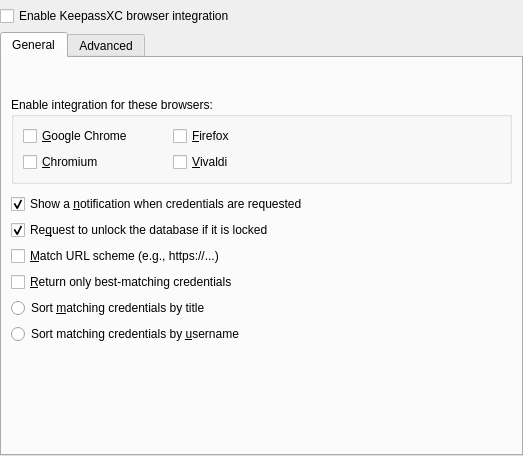
The window that src/browser/BrowserOptionDialog.ui (keepassxreboot/keepassxc) describes before a commit, drawn with Qt 5.
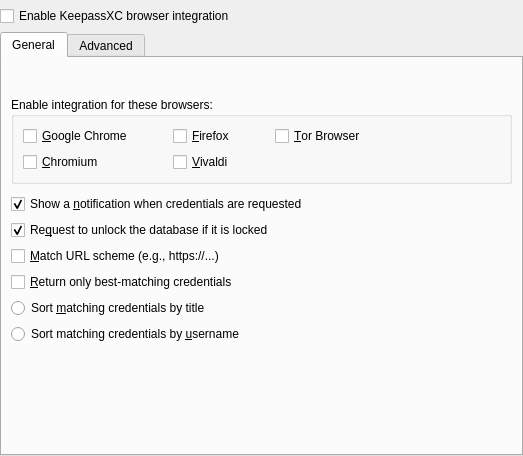
The same window after the commit. Custom widgets are drawn as their Qt base class.

Commit message:
Added Linux, MacOS, and Windows support for Tor Browser. (#2387)
Add path for native-messaging-hosts on Linux, Windows, and macOS for Tor Browser

What changed in the file:
```diff
--- a/src/browser/BrowserOptionDialog.ui
+++ b/src/browser/BrowserOptionDialog.ui
@@ -88,6 +88,19 @@
           <property name="horizontalSpacing">
            <number>40</number>
           </property>
+          <item row="0" column="3">
+           <spacer name="horizontalSpacer">
+            <property name="orientation">
+             <enum>Qt::Horizontal</enum>
+            </property>
+            <property name="sizeHint" stdset="0">
+             <size>
+              <width>179</width>
+              <height>20</height>
+             </size>
+            </property>
+           </spacer>
+          </item>
           <item row="0" column="0">
            <widget class="QCheckBox" name="chromeSupport">
             <property name="text">
@@ -108,19 +121,6 @@
             </property>
            </widget>
           </item>
-          <item row="0" column="2">
-           <spacer name="horizontalSpacer">
-            <property name="orientation">
-             <enum>Qt::Horizontal</enum>
-            </property>
-            <property name="sizeHint" stdset="0">
-             <size>
-              <width>179</width>
-              <height>20</height>
-             </size>
-            </property>
-           </spacer>
-          </item>
           <item row="1" column="0">
            <widget class="QCheckBox" name="chromiumSupport">
             <property name="text">
@@ -141,6 +141,16 @@
             </property>
            </widget>
           </item>
+          <item row="0" column="2">
+           <widget class="QCheckBox" name="torBrowserSupport">
+            <property name="text">
+             <string>&amp;Tor Browser</string>
+            </property>
+            <property name="checked">
+             <bool>false</bool>
+            </property>
+           </widget>
+          </item>
          </layout>
         </widget>
        </item>
@@ -214,22 +224,6 @@
          </property>
         </widget>
        </item>
-       <item>
-        <spacer name="verticalSpacer_2">
-         <property name="orientation">
-          <enum>Qt::Vertical</enum>
-         </property>
-         <property name="sizeType">
-          <enum>QSizePolicy::Fixed</enum>
-         </property>
-         <property name="sizeHint" stdset="0">
-          <size>
-           <width>20</width>
-           <height>10</height>
-          </size>
-         </property>
-        </spacer>
-       </item>
        <item>
         <spacer name="verticalSpacer_2">
          <property name="orientation">
```
Left out of the diff: 3 changed lines with no effect on the pictures. The commit also changes 6 other files.
